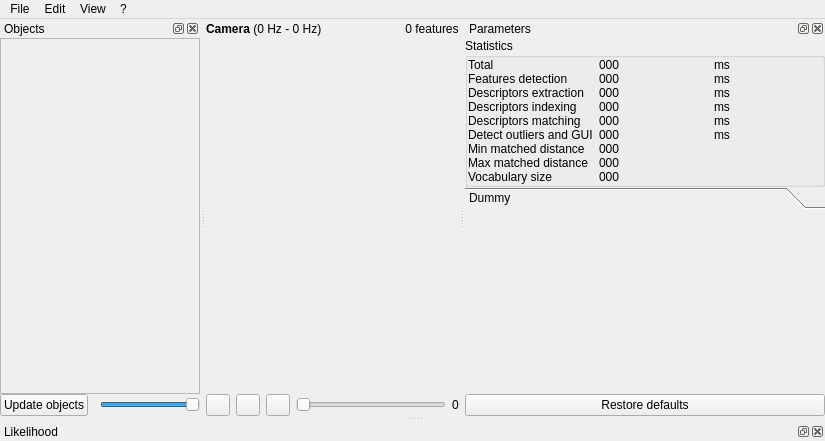
Qt form src/ui/mainWindow.ui (introlab/find-object) before a commit.
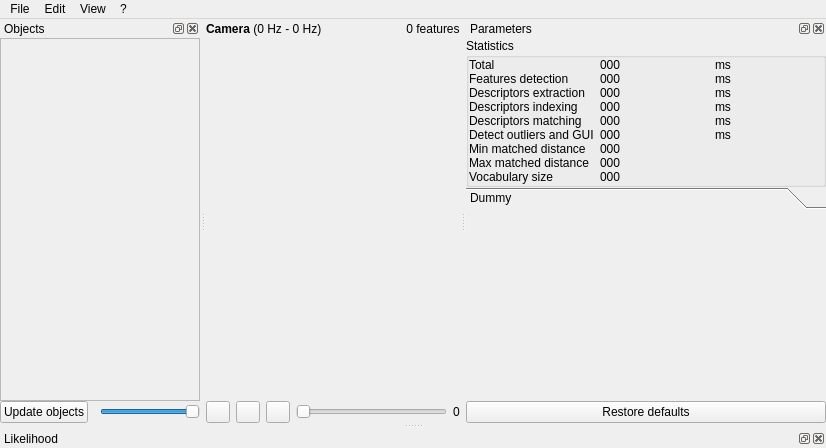
The same form after that commit. Icons and pictures are not drawn. Custom widgets are drawn as their Qt base class.

Commit message: Added menu actions "Save settings..." and "Load settings..."

What changed in the file:
```diff
--- a/src/ui/mainWindow.ui
+++ b/src/ui/mainWindow.ui
@@ -6,8 +6,8 @@
    <rect>
     <x>0</x>
     <y>0</y>
-    <width>825</width>
-    <height>441</height>
+    <width>826</width>
+    <height>448</height>
    </rect>
   </property>
   <property name="windowTitle">
@@ -108,7 +108,7 @@
        <widget class="QWidget" name="widget_controls" native="true">
         <layout class="QHBoxLayout" name="horizontalLayout_4">
          <property name="spacing">
-          <number>-1</number>
+          <number>6</number>
          </property>
          <property name="margin">
           <number>0</number>
@@ -202,8 +202,8 @@
     <rect>
      <x>0</x>
      <y>0</y>
-     <width>825</width>
-     <height>22</height>
+     <width>826</width>
+     <height>25</height>
     </rect>
    </property>
    <widget class="QMenu" name="menuFile">
@@ -474,8 +474,8 @@
          <rect>
           <x>0</x>
           <y>0</y>
-          <width>348</width>
-          <height>114</height>
+          <width>360</width>
+          <height>120</height>
          </rect>
         </property>
         <attribute name="label">
@@ -533,7 +533,7 @@
           <x>0</x>
           <y>0</y>
           <width>198</width>
-          <height>314</height>
+          <height>318</height>
          </rect>
         </property>
         <layout class="QVBoxLayout" name="verticalLayout_objects">
```
Left out of the diff: 13 changed lines with no effect on the pictures. The commit also changes 2 other files.
